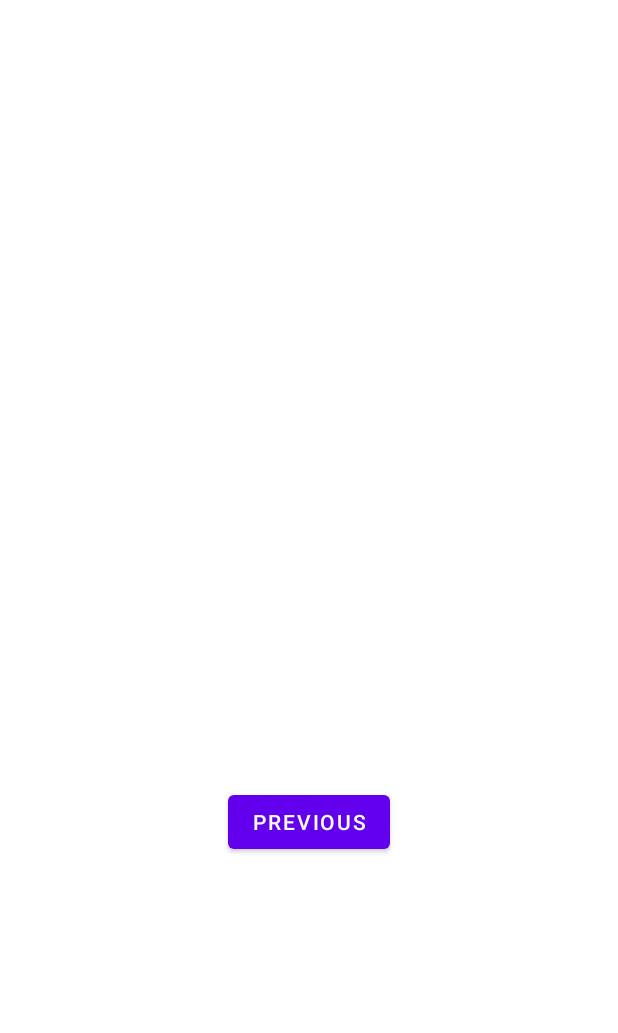
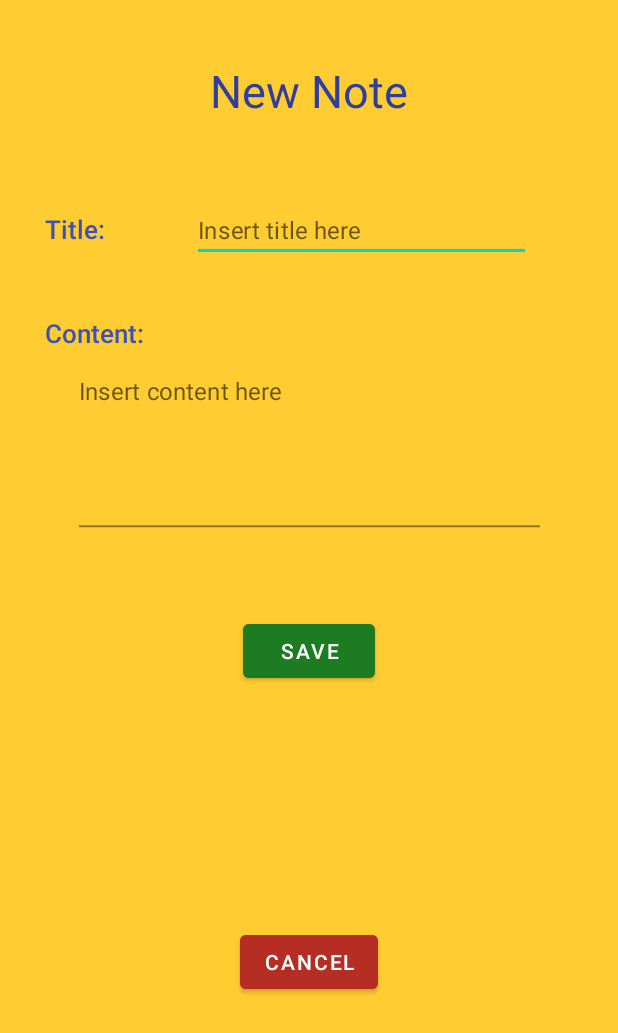
Before and after one commit to primayoriko/android-note-app, an Android app: the layout fragment_note_creator.xml on its own in the app's theme, with its tools: preview values and no code run, on a phone screen of 412 x 824 dp. Shown: the top 1033 px of the screen. Run offline under Robolectric (Android 15) with nearby library versions, the phone set to English and light mode, and no system bars.

Commit message:
chore: create layout for note creator

```diff
--- a/app/src/main/res/layout/fragment_note_creator.xml
+++ b/app/src/main/res/layout/fragment_note_creator.xml
@@ -4,24 +4,94 @@
     xmlns:tools="http://schemas.android.com/tools"
     android:layout_width="match_parent"
     android:layout_height="match_parent"
-    tools:context=".NoteCreatorFragment">
+    android:background="@color/backgroundPrimary"
+    tools:context=".ui.note.NoteCreatorFragment">
 
     <TextView
-        android:id="@+id/textview_second"
+        android:id="@+id/tvPageTitle"
         android:layout_width="wrap_content"
         android:layout_height="wrap_content"
-        app:layout_constraintBottom_toTopOf="@id/button_second"
+        android:layout_marginTop="36dp"
+        android:text="New Note"
         app:layout_constraintEnd_toEndOf="parent"
         app:layout_constraintStart_toStartOf="parent"
-        app:layout_constraintTop_toTopOf="parent" />
+        app:layout_constraintTop_toTopOf="parent"
+        style="@style/tv_page_title"/>
+
+    <TextView
+        android:id="@+id/tvTitle"
+        android:layout_width="wrap_content"
+        android:layout_height="wrap_content"
+        android:layout_marginVertical="60dp"
+        android:layout_marginLeft="30dp"
+        android:text="Title:"
+        app:layout_constraintStart_toStartOf="parent"
+        app:layout_constraintTop_toBottomOf="@+id/tvPageTitle"
+        style="@style/tv_content_title"/>
+
+    <EditText
+        android:id="@+id/etTitle"
+        android:layout_width="wrap_content"
+        android:layout_height="wrap_content"
+        android:minWidth="250dp"
+        android:layout_marginHorizontal="5dp"
+        android:layout_marginVertical="50dp"
+        android:hint="Insert title here"
+        android:textColor="@color/colorPrimaryDark"
+        android:scaleX=".9"
+        android:scaleY=".9"
+        app:layout_constraintEnd_toEndOf="parent"
+        app:layout_constraintStart_toEndOf="@+id/tvTitle"
+        app:layout_constraintTop_toBottomOf="@+id/tvPageTitle" />
+
+    <TextView
+        android:id="@+id/tvContent"
+        android:layout_width="wrap_content"
+        android:layout_height="wrap_content"
+        android:layout_marginVertical="45dp"
+        android:layout_marginLeft="30dp"
+        android:text="Content:"
+        app:layout_constraintStart_toStartOf="parent"
+        app:layout_constraintTop_toBottomOf="@+id/tvTitle"
+        style="@style/tv_content_title" />
+
+    <EditText
+        android:id="@+id/etContent"
+        android:layout_height="wrap_content"
+        android:layout_width="wrap_content"
+        android:minWidth="350dp"
+        android:gravity="top|left"
+        android:lines="10"
+        android:minLines="5"
+        android:maxLines="20"
+        android:hint="Insert content here"
+        android:textColor="@color/colorPrimaryDark"
+        android:scaleX=".9"
+        android:scaleY=".9"
+        app:layout_constraintEnd_toEndOf="parent"
+        app:layout_constraintStart_toStartOf="parent"
+        app:layout_constraintTop_toBottomOf="@+id/tvContent" />
 
     <Button
-        android:id="@+id/button_second"
+        android:id="@+id/btnSave"
         android:layout_width="wrap_content"
         android:layout_height="wrap_content"
-        android:text="@string/previous"
+        android:layout_marginTop="45dp"
+        android:text="Save"
+        android:backgroundTint="@color/green"
+        app:layout_constraintEnd_toEndOf="parent"
+        app:layout_constraintStart_toStartOf="parent"
+        app:layout_constraintTop_toBottomOf="@+id/etContent" />
+
+    <Button
+        android:id="@+id/btnCancel"
+        android:layout_width="wrap_content"
+        android:layout_height="wrap_content"
+        android:text="Cancel"
+        android:backgroundTint="@color/red"
         app:layout_constraintBottom_toBottomOf="parent"
         app:layout_constraintEnd_toEndOf="parent"
         app:layout_constraintStart_toStartOf="parent"
-        app:layout_constraintTop_toBottomOf="@id/textview_second" />
+        app:layout_constraintTop_toBottomOf="@+id/btnSave" />
+
 </androidx.constraintlayout.widget.ConstraintLayout>
```
